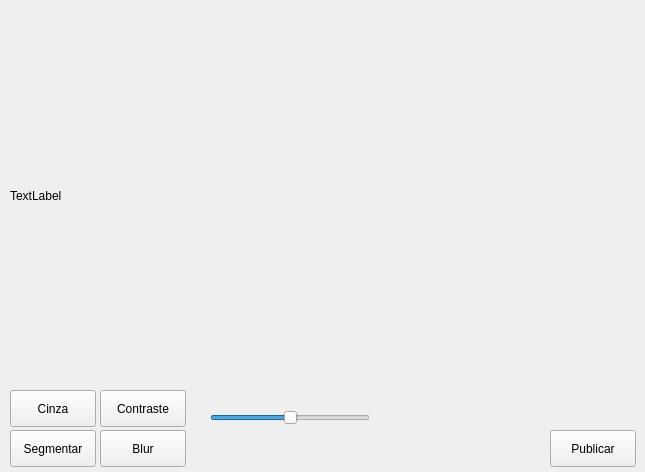
The window that arquivos_ui/telaedicao.ui (tulioaoki/sm_image_editor) describes before a commit, drawn with Qt 5.
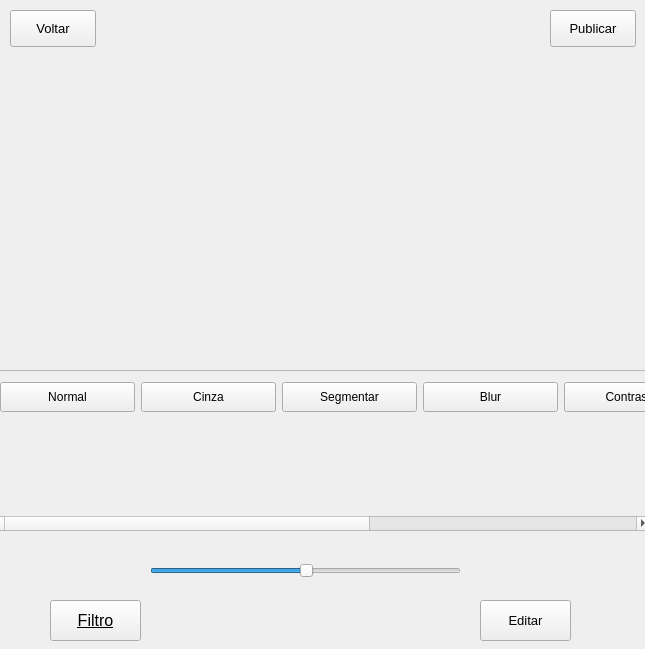
The same window after the commit.

Patch:
```diff
--- a/arquivos_ui/telaedicao.ui
+++ b/arquivos_ui/telaedicao.ui
@@ -7,106 +7,515 @@
     <x>0</x>
     <y>0</y>
     <width>645</width>
-    <height>472</height>
+    <height>649</height>
    </rect>
   </property>
   <property name="windowTitle">
    <string>Cam view</string>
   </property>
-  <widget class="QPushButton" name="cinzar">
+  <widget class="QSlider" name="slider">
    <property name="geometry">
     <rect>
-     <x>10</x>
-     <y>390</y>
-     <width>86</width>
-     <height>37</height>
+     <x>150</x>
+     <y>560</y>
+     <width>311</width>
+     <height>21</height>
     </rect>
    </property>
-   <property name="text">
-    <string>Cinza</string>
+   <property name="maximum">
+    <number>255</number>
    </property>
-  </widget>
-  <widget class="QPushButton" name="contraste">
-   <property name="geometry">
-    <rect>
-     <x>100</x>
-     <y>390</y>
-     <width>86</width>
-     <height>37</height>
-    </rect>
-   </property>
-   <property name="text">
-    <string>Contraste</string>
-   </property>
-  </widget>
-  <widget class="QPushButton" name="segmentar">
-   <property name="geometry">
-    <rect>
-     <x>10</x>
-     <y>430</y>
-     <width>86</width>
-     <height>37</height>
-    </rect>
-   </property>
-   <property name="text">
-    <string>Segmentar</string>
-   </property>
-  </widget>
-  <widget class="QPushButton" name="blur">
-   <property name="geometry">
-    <rect>
-     <x>100</x>
-     <y>430</y>
-     <width>86</width>
-     <height>37</height>
-    </rect>
-   </property>
-   <property name="text">
-    <string>Blur</string>
-   </property>
-  </widget>
-  <widget class="QSlider" name="slider_brilho">
-   <property name="geometry">
-    <rect>
-     <x>210</x>
-     <y>410</y>
-     <width>160</width>
-     <height>16</height>
-    </rect>
+   <property name="value">
+    <number>128</number>
    </property>
    <property name="sliderPosition">
-    <number>50</number>
+    <number>128</number>
    </property>
    <property name="orientation">
     <enum>Qt::Horizontal</enum>
    </property>
   </widget>
-  <widget class="QLabel" name="image_label">
-   <property name="geometry">
-    <rect>
-     <x>10</x>
-     <y>10</y>
-     <width>621</width>
-     <height>371</height>
-    </rect>
-   </property>
-   <property name="text">
-    <string>TextLabel</string>
-   </property>
-  </widget>
   <widget class="QPushButton" name="publicar">
    <property name="geometry">
     <rect>
      <x>550</x>
-     <y>430</y>
+     <y>10</y>
      <width>86</width>
      <height>37</height>
     </rect>
    </property>
+   <property name="font">
+    <font>
+     <pointsize>10</pointsize>
+    </font>
+   </property>
    <property name="text">
     <string>Publicar</string>
    </property>
   </widget>
+  <widget class="QScrollArea" name="scrollArea">
+   <property name="geometry">
+    <rect>
+     <x>-10</x>
+     <y>370</y>
+     <width>661</width>
+     <height>161</height>
+    </rect>
+   </property>
+   <property name="sizePolicy">
+    <sizepolicy hsizetype="Expanding" vsizetype="Expanding">
+     <horstretch>0</horstretch>
+     <verstretch>0</verstretch>
+    </sizepolicy>
+   </property>
+   <property name="minimumSize">
+    <size>
+     <width>0</width>
+     <height>80</height>
+    </size>
+   </property>
+   <property name="widgetResizable">
+    <bool>true</bool>
+   </property>
+   <widget class="QWidget" name="scrollAreaWidgetContents">
+    <property name="geometry">
+     <rect>
+      <x>0</x>
+      <y>0</y>
+      <width>1140</width>
+      <height>142</height>
+     </rect>
+    </property>
+    <layout class="QGridLayout" name="gridLayout">
+     <item row="0" column="7">
+      <widget class="QPushButton" name="filtro7">
+       <property name="sizePolicy">
+        <sizepolicy hsizetype="Fixed" vsizetype="Fixed">
+         <horstretch>0</horstretch>
+         <verstretch>0</verstretch>
+        </sizepolicy>
+       </property>
+       <property name="minimumSize">
+        <size>
+         <width>135</width>
+         <height>30</height>
+        </size>
+       </property>
+       <property name="text">
+        <string>Filtro7</string>
+       </property>
+      </widget>
+     </item>
+     <item row="1" column="2">
+      <widget class="QLabel" name="imagemCinza">
+       <property name="sizePolicy">
+        <sizepolicy hsizetype="Fixed" vsizetype="Fixed">
+         <horstretch>0</horstretch>
+         <verstretch>0</verstretch>
+        </sizepolicy>
+       </property>
+       <property name="minimumSize">
+        <size>
+         <width>135</width>
+         <height>85</height>
+        </size>
+       </property>
+       <property name="text">
+        <string/>
+       </property>
+       <property name="scaledContents">
+        <bool>true</bool>
+       </property>
+      </widget>
+     </item>
+     <item row="1" column="3">
+      <widget class="QLabel" name="imgaemSegmentada">
+       <property name="enabled">
+        <bool>true</bool>
+       </property>
+       <property name="sizePolicy">
+        <sizepolicy hsizetype="Fixed" vsizetype="Fixed">
+         <horstretch>0</horstretch>
+         <verstretch>0</verstretch>
+        </sizepolicy>
+       </property>
+       <property name="minimumSize">
+        <size>
+         <width>135</width>
+         <height>85</height>
+        </size>
+       </property>
+       <property name="text">
+        <string/>
+       </property>
+       <property name="scaledContents">
+        <bool>true</bool>
+       </property>
+      </widget>
+     </item>
+     <item row="0" column="1">
+      <widget class="QPushButton" name="normal">
+       <property name="sizePolicy">
+        <sizepolicy hsizetype="Fixed" vsizetype="Fixed">
+         <horstretch>0</horstretch>
+         <verstretch>0</verstretch>
+        </sizepolicy>
+       </property>
+       <property name="minimumSize">
+        <size>
+         <width>135</width>
+         <height>30</height>
+        </size>
+       </property>
+       <property name="text">
+        <string>Normal</string>
+       </property>
+      </widget>
+     </item>
+     <item row="1" column="4">
+      <widget class="QLabel" name="imagemBlur">
+       <property name="sizePolicy">
+        <sizepolicy hsizetype="Fixed" vsizetype="Fixed">
+         <horstretch>0</horstretch>
+         <verstretch>0</verstretch>
+        </sizepolicy>
+       </property>
+       <property name="minimumSize">
+        <size>
+         <width>135</width>
+         <height>85</height>
+        </size>
+       </property>
+       <property name="text">
+        <string/>
+       </property>
+       <property name="scaledContents">
+        <bool>true</bool>
+       </property>
+      </widget>
+     </item>
+     <item row="0" column="6">
+      <widget class="QPushButton" name="filtro6">
+       <property name="sizePolicy">
+        <sizepolicy hsizetype="Fixed" vsizetype="Fixed">
+         <horstretch>0</horstretch>
+         <verstretch>0</verstretch>
+        </sizepolicy>
+       </property>
+       <property name="minimumSize">
+        <size>
+         <width>135</width>
+         <height>30</height>
+        </size>
+       </property>
+       <property name="text">
+        <string>Filtro6</string>
+       </property>
+      </widget>
+     </item>
+     <item row="0" column="2">
+      <widget class="QPushButton" name="cinzar">
+       <property name="sizePolicy">
+        <sizepolicy hsizetype="Fixed" vsizetype="Fixed">
+         <horstretch>0</horstretch>
+         <verstretch>0</verstretch>
+        </sizepolicy>
+       </property>
+       <property name="minimumSize">
+        <size>
+         <width>135</width>
+         <height>30</height>
+        </size>
+       </property>
+       <property name="text">
+        <string>Cinza</string>
+       </property>
+      </widget>
+     </item>
+     <item row="0" column="4">
+      <widget class="QPushButton" name="blur">
+       <property name="sizePolicy">
+        <sizepolicy hsizetype="Fixed" vsizetype="Fixed">
+         <horstretch>0</horstretch>
+         <verstretch>0</verstretch>
+        </sizepolicy>
+       </property>
+       <property name="minimumSize">
+        <size>
+         <width>135</width>
+         <height>30</height>
+        </size>
+       </property>
+       <property name="text">
+        <string>Blur</string>
+       </property>
+      </widget>
+     </item>
+     <item row="0" column="5">
+      <widget class="QPushButton" name="contraste">
+       <property name="sizePolicy">
+        <sizepolicy hsizetype="Fixed" vsizetype="Fixed">
+         <horstretch>0</horstretch>
+         <verstretch>0</verstretch>
+        </sizepolicy>
+       </property>
+       <property name="minimumSize">
+        <size>
+         <width>135</width>
+         <height>30</height>
+        </size>
+       </property>
+       <property name="text">
+        <string>Contraste</string>
+       </property>
+      </widget>
+     </item>
+     <item row="1" column="5">
+      <widget class="QLabel" name="imagemContraste">
+       <property name="sizePolicy">
+        <sizepolicy hsizetype="Fixed" vsizetype="Fixed">
+         <horstretch>0</horstretch>
+         <verstretch>0</verstretch>
+        </sizepolicy>
+       </property>
+       <property name="minimumSize">
+        <size>
+         <width>135</width>
+         <height>85</height>
+        </size>
+       </property>
+       <property name="text">
+        <string/>
+       </property>
+       <property name="scaledContents">
+        <bool>true</bool>
+       </property>
+      </widget>
+     </item>
+     <item row="1" column="1">
+      <widget class="QLabel" name="imagemNormal">
+       <property name="sizePolicy">
+        <sizepolicy hsizetype="Fixed" vsizetype="Fixed">
+         <horstretch>0</horstretch>
+         <verstretch>0</verstretch>
+        </sizepolicy>
+       </property>
+       <property name="minimumSize">
+        <size>
+         <width>135</width>
+         <height>85</height>
+        </size>
+       </property>
+       <property name="text">
+        <string/>
+       </property>
+       <property name="scaledContents">
+        <bool>true</bool>
+       </property>
+      </widget>
+     </item>
+     <item row="1" column="6">
+      <widget class="QLabel" name="filtro6_imagem">
+       <property name="sizePolicy">
+        <sizepolicy hsizetype="Fixed" vsizetype="Fixed">
+         <horstretch>0</horstretch>
+         <verstretch>0</verstretch>
+        </sizepolicy>
+       </property>
+       <property name="minimumSize">
+        <size>
+         <width>135</width>
+         <height>85</height>
+        </size>
+       </property>
+       <property name="text">
+        <string/>
+       </property>
+       <property name="scaledContents">
+        <bool>true</bool>
+       </property>
+      </widget>
+     </item>
+     <item row="0" column="3">
+      <widget class="QPushButton" name="segmentar">
+       <property name="sizePolicy">
+        <sizepolicy hsizetype="Fixed" vsizetype="Fixed">
+         <horstretch>0</horstretch>
+         <verstretch>0</verstretch>
+        </sizepolicy>
+       </property>
+       <property name="minimumSize">
+        <size>
+         <width>135</width>
+         <height>30</height>
+        </size>
+       </property>
+       <property name="text">
+        <string>Segmentar</string>
+       </property>
+      </widget>
+     </item>
+     <item row="1" column="7">
+      <widget class="QLabel" name="filtro7_imagem">
+       <property name="sizePolicy">
+        <sizepolicy hsizetype="Fixed" vsizetype="Fixed">
+         <horstretch>0</horstretch>
+         <verstretch>0</verstretch>
+        </sizepolicy>
+       </property>
+       <property name="minimumSize">
+        <size>
+         <width>135</width>
+         <height>85</height>
+        </size>
+       </property>
+       <property name="text">
+        <string/>
+       </property>
+       <property name="scaledContents">
+        <bool>true</bool>
+       </property>
+      </widget>
+     </item>
+     <item row="0" column="8">
+      <widget class="QPushButton" name="filtro8">
+       <property name="sizePolicy">
+        <sizepolicy hsizetype="Fixed" vsizetype="Fixed">
+         <horstretch>0</horstretch>
+         <verstretch>0</verstretch>
+        </sizepolicy>
+       </property>
+       <property name="minimumSize">
+        <size>
+         <width>135</width>
+         <height>30</height>
+        </size>
+       </property>
+       <property name="text">
+        <string>Filtro 8</string>
+       </property>
+      </widget>
+     </item>
+     <item row="1" column="8">
+      <widget class="QLabel" name="filtro8_imagem">
+       <property name="sizePolicy">
+        <sizepolicy hsizetype="Preferred" vsizetype="Preferred">
+         <horstretch>0</horstretch>
+         <verstretch>0</verstretch>
+        </sizepolicy>
+       </property>
+       <property name="minimumSize">
+        <size>
+         <width>135</width>
+         <height>85</height>
+        </size>
+       </property>
+       <property name="text">
+        <string/>
+       </property>
+       <property name="scaledContents">
+        <bool>true</bool>
+       </property>
+      </widget>
+     </item>
+    </layout>
+   </widget>
+  </widget>
+  <widget class="QLabel" name="image_label">
+   <property name="geometry">
+    <rect>
+     <x>0</x>
+     <y>50</y>
+     <width>651</width>
+     <height>321</height>
+    </rect>
+   </property>
+   <property name="text">
+    <string/>
+   </property>
+   <property name="scaledContents">
+    <bool>true</bool>
+   </property>
+  </widget>
+  <widget class="QPushButton" name="botaoFiltro">
+   <property name="geometry">
+    <rect>
+     <x>50</x>
+     <y>600</y>
+     <width>91</width>
+     <height>41</height>
+    </rect>
+   </property>
+   <property name="minimumSize">
+    <size>
+     <width>91</width>
+     <height>41</height>
+    </size>
+   </property>
+   <property name="font">
+    <font>
+     <pointsize>12</pointsize>
+     <weight>50</weight>
+     <italic>false</italic>
+     <bold>false</bold>
+     <underline>true</underline>
+    </font>
+   </property>
+   <property name="mouseTracking">
+    <bool>false</bool>
+   </property>
+   <property name="text">
+    <string>Filtro</string>
+   </property>
+  </widget>
+  <widget class="QPushButton" name="botaoEditar">
+   <property name="geometry">
+    <rect>
+     <x>480</x>
+     <y>600</y>
+     <width>91</width>
+     <height>41</height>
+    </rect>
+   </property>
+   <property name="minimumSize">
+    <size>
+     <width>91</width>
+     <height>41</height>
+    </size>
+   </property>
+   <property name="font">
+    <font>
+     <pointsize>10</pointsize>
+    </font>
+   </property>
+   <property name="text">
+    <string>Editar</string>
+   </property>
+  </widget>
+  <widget class="QPushButton" name="tirarFoto">
+   <property name="geometry">
+    <rect>
+     <x>10</x>
+     <y>10</y>
+     <width>86</width>
+     <height>37</height>
+    </rect>
+   </property>
+   <property name="minimumSize">
+    <size>
+     <width>86</width>
+     <height>37</height>
+    </size>
+   </property>
+   <property name="font">
+    <font>
+     <pointsize>10</pointsize>
+    </font>
+   </property>
+   <property name="text">
+    <string>Voltar</string>
+   </property>
+  </widget>
  </widget>
  <resources/>
  <connections/>
```
